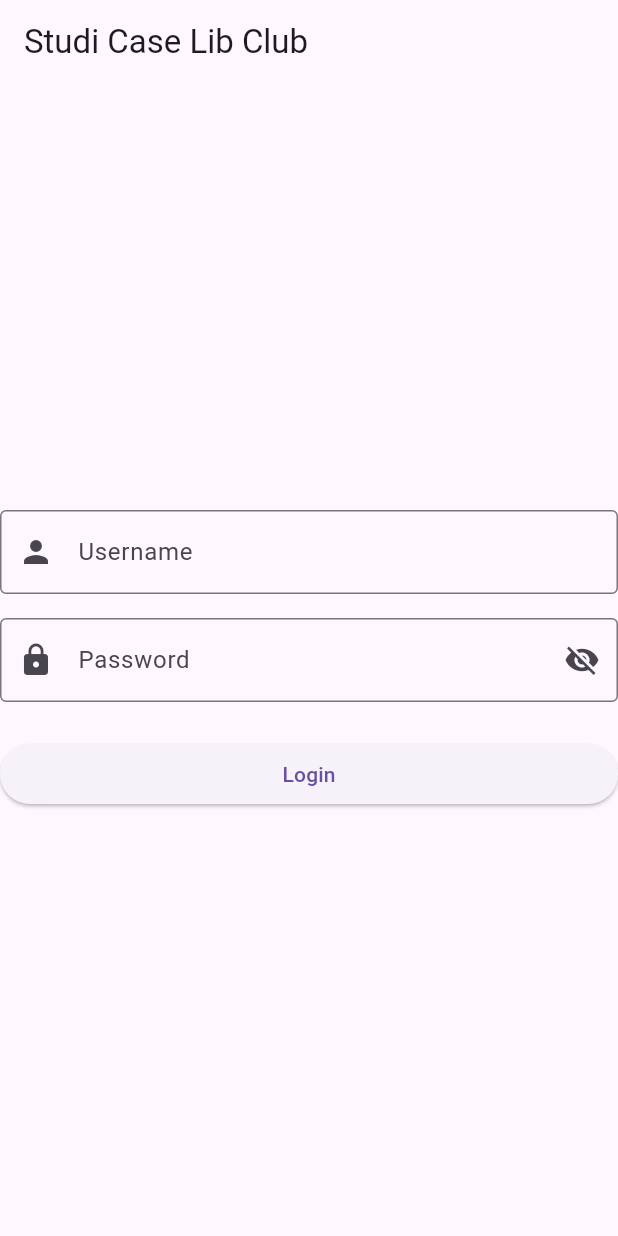
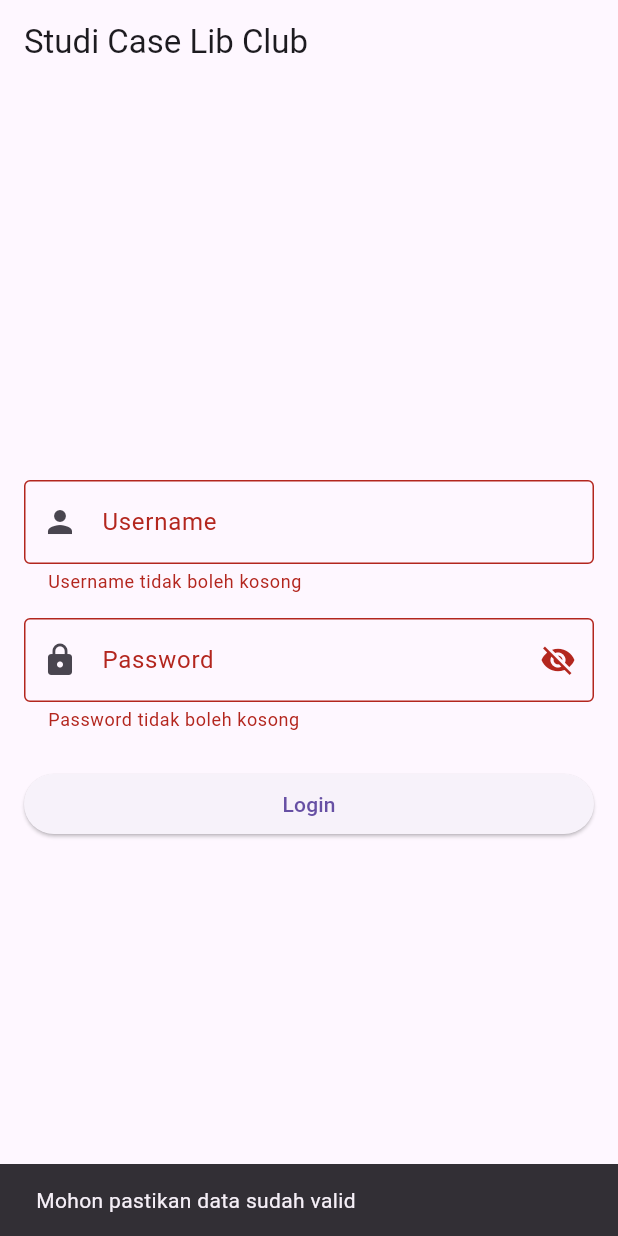
Before and after one commit to NugrahAnggaraS/lib_club, a Flutter app: the screen it shows after launch, after a tap on "Login", on a phone screen of 412 x 824 dp. Run offline on Flutter 3.47's test engine with Material 3 defaults, Android fonts, the light colour scheme and no system bars; our stand-ins replace shared_preferences.

Commit message:
menambahkan login

```diff
--- a/lib/core/error/client_error.dart
+++ /dev/null
@@ -1,6 +0,0 @@
-class ClientError implements Exception {
-  final String message;
-  final Map<String, List<String>>? invalidFields;
-
-  ClientError({required this.message, this.invalidFields});
-}
--- /dev/null
+++ b/lib/core/error/server_error.dart
@@ -0,0 +1,7 @@
+class ServerError implements Exception {
+  final String message;
+  ServerError({required this.message});
+
+  @override
+  String toString() => message;
+}
--- /dev/null
+++ b/lib/core/error/unauthorized_error.dart
@@ -0,0 +1,10 @@
+class UnauthorizedError implements Exception {
+  final String message;
+  final String type;
+
+  UnauthorizedError({required this.message, required this.type});
+
+  @override
+  String toString() =>
+      'Akun Kamu $message, pastikan login menggunakan akun yang sudah pernah terdaftar';
+}
--- /dev/null
+++ b/lib/core/error/unprocessable_content_error.dart
@@ -0,0 +1,9 @@
+class UnprocessableContentError implements Exception {
+  final String message;
+  final Map<String, List<String>>? invalidFields;
+
+  UnprocessableContentError({required this.message, this.invalidFields});
+
+  @override
+  String toString() => invalidFields.toString();
+}
--- a/lib/data/repositories/auth_repository_impl.dart
+++ b/lib/data/repositories/auth_repository_impl.dart
@@ -14,6 +14,7 @@ class AuthRepositoryImpl extends AuthRepository {
 
   @override
   Future<User> login(String userName, String password) async {
+    print('auth repo impl ${userName} ${password}');
     final User user = await remoteDatasource.login(userName, password);
     final String token = user.token ?? '';
 
--- a/lib/main.dart
+++ b/lib/main.dart
@@ -1,4 +1,20 @@
 import 'package:flutter/material.dart';
+import 'package:lib_club/presentation/pages/home_page.dart';
 import 'package:lib_club/presentation/pages/login_page.dart';
+import 'package:lib_club/presentation/pages/registration_page.dart';
 
-void main() => runApp(LoginPage());
+void main() => runApp(MyApp());
+
+class MyApp extends StatelessWidget {
+  @override
+  Widget build(BuildContext context) {
+    return MaterialApp(
+      initialRoute: '/',
+      routes: {
+        '/': (context) => LoginPage(),
+        '/home': (context) => HomePage(),
+        '/register': (context) => RegistrationPage(),
+      },
+    );
+  }
+}
--- a/lib/presentation/pages/login_page.dart
+++ b/lib/presentation/pages/login_page.dart
@@ -5,6 +5,7 @@ import 'package:lib_club/data/datasources/remote/auth_remote_datasource.dart';
 import 'package:http/http.dart' as http;
 import 'package:lib_club/domain/repositories/auth_repository.dart';
 import 'package:lib_club/domain/usecases/auth/login_user.dart';
+import 'package:lib_club/presentation/pages/home_page.dart';
 
 class LoginPage extends StatefulWidget {
   final AuthRepository authRepository = AuthRepositoryImpl(
@@ -33,12 +34,26 @@ class _LoginPageState extends State<LoginPage> {
     });
   }
 
-  void _submit() {
+  void _submit() async {
     if (_formKey.currentState?.validate() ?? false) {
-      final username = _usernameController.text.trim();
-      final password = _passwordController.text.trim();
+      try {
+        final userName = _usernameController.text;
+        final password = _passwordController.text;
+        final user = await loginUser(userName, password);
+        ScaffoldMessenger.of(
+          context,
+        ).showSnackBar(SnackBar(content: Text("Berhasil Login")));
 
-      print('Login dengan username: $username dan password: $password');
+        Navigator.pushNamed(context, '/home');
+      } catch (error) {
+        ScaffoldMessenger.of(
+          context,
+        ).showSnackBar(SnackBar(content: Text(error.toString())));
+      }
+    } else {
+      ScaffoldMessenger.of(context).showSnackBar(
+        SnackBar(content: Text("Mohon pastikan data sudah valid")),
+      );
     }
   }
 
@@ -57,10 +72,14 @@ class _LoginPageState extends State<LoginPage> {
 
   @override
   Widget build(BuildContext context) {
-    return MaterialApp(
-      home: Scaffold(
+    return Scaffold(
       appBar: AppBar(title: Text("Studi Case Lib Club")),
-        body: Column(
+      body: Padding(
+        padding: const EdgeInsets.all(16.0),
+        child: Form(
+          // <- TAMBAHKAN WIDGET FORM INI
+          key: _formKey, // <- HUBUNGKAN DENGAN FORM KEY
+          child: Column(
             mainAxisAlignment: MainAxisAlignment.center,
             children: [
               TextFormField(
@@ -71,7 +90,7 @@ class _LoginPageState extends State<LoginPage> {
                   border: OutlineInputBorder(),
                 ),
                 validator: (value) {
-                if (value == null || value.trim().isEmpty) {
+                  if (value == null || value.isEmpty) {
                     return 'Username tidak boleh kosong';
                   }
                   return null;
@@ -87,17 +106,16 @@ class _LoginPageState extends State<LoginPage> {
                   border: const OutlineInputBorder(),
                   suffixIcon: IconButton(
                     icon: Icon(
-                    _obscurePassword ? Icons.visibility_off : Icons.visibility,
+                      _obscurePassword
+                          ? Icons.visibility_off
+                          : Icons.visibility,
                     ),
                     onPressed: _togglePasswordVisibility,
                   ),
                 ),
                 validator: (value) {
-                if (value == null || value.trim().isEmpty) {
+                  if (value == null || value.isEmpty) {
                     return 'Password tidak boleh kosong';
-                }
-                if (value.trim().length < 6) {
-                  return 'Password minimal 6 karakter';
                   }
                   return null;
                 },
@@ -113,6 +131,7 @@ class _LoginPageState extends State<LoginPage> {
             ],
           ),
         ),
+      ),
     );
   }
 }
```
Also changed, not shown: lib/core/util/validation_helper.dart (added, +15 -0 lines), lib/data/datasources/remote/auth_remote_datasource.dart (+64 -17 lines), lib/data/model/login_model.dart (+7 -4 lines), lib/domain/usecases/auth/register_user.dart (+17 -0 lines), lib/presentation/pages/home_page.dart (added, +10 -0 lines), lib/presentation/pages/registration_page.dart (added, +130 -0 lines), 1 other file. Lines whose indentation alone changed are shown as unchanged.
